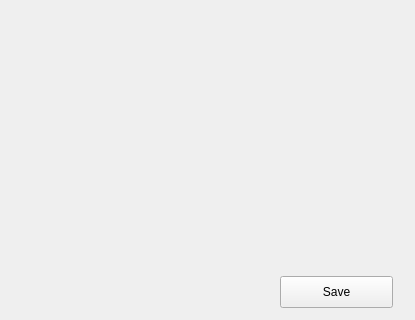
First picture: the form in QtVersion/formnote.ui, repository julieberteaux/LO21, before the edit; both pictures show x 0 to 415 and y 164 to 484 of the 415 by 484 pixel window.
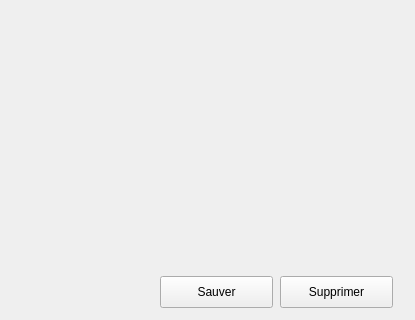
Second picture: the form after the edit.

Commit message: class Trash working, but deleteNote does not really delete a Note

What changed in the file:
```diff
--- a/QtVersion/formnote.ui
+++ b/QtVersion/formnote.ui
@@ -88,7 +88,7 @@
      <x>9</x>
      <y>169</y>
      <width>381</width>
-     <height>261</height>
+     <height>251</height>
     </rect>
    </property>
    <layout class="QVBoxLayout" name="versionLayout"/>
@@ -96,6 +96,19 @@
   <widget class="QPushButton" name="save">
    <property name="geometry">
     <rect>
+     <x>160</x>
+     <y>440</y>
+     <width>113</width>
+     <height>32</height>
+    </rect>
+   </property>
+   <property name="text">
+    <string>Sauver</string>
+   </property>
+  </widget>
+  <widget class="QPushButton" name="supp">
+   <property name="geometry">
+    <rect>
      <x>280</x>
      <y>440</y>
      <width>113</width>
@@ -103,7 +116,7 @@
     </rect>
    </property>
    <property name="text">
-    <string>Save</string>
+    <string>Supprimer</string>
    </property>
   </widget>
  </widget>
```
The commit also changes 17 other files.
